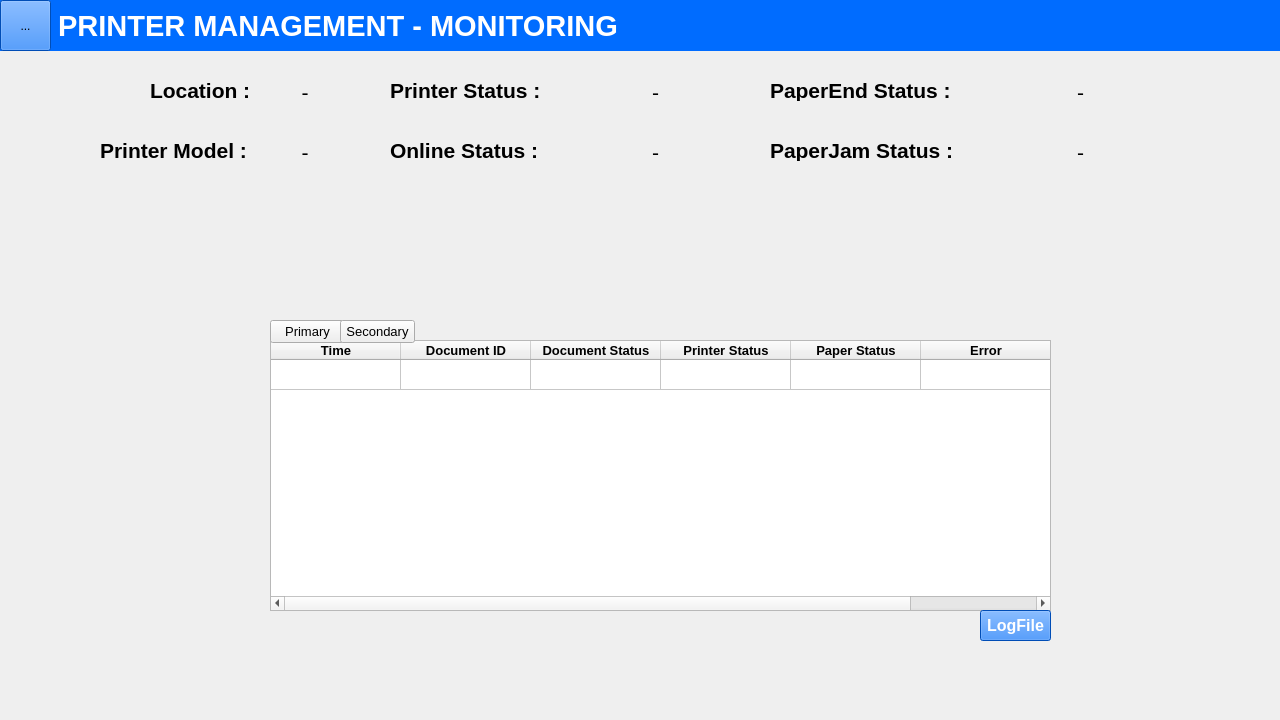
The window that Designer/monitoring.ui (ParintonPrarom-148/Printer_Management_Program_For_Automated_Gate_System) describes before a commit, drawn with Qt 5.
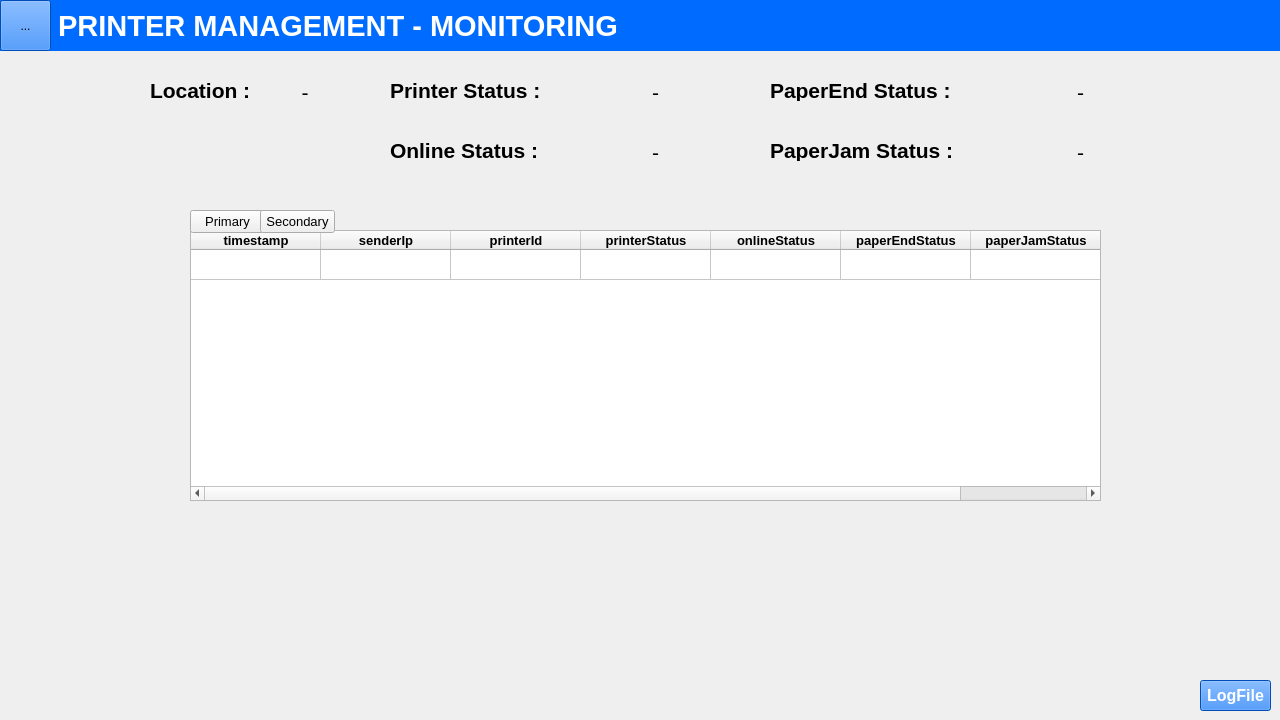
The same window after the commit. The open tabs and pages were chosen to show the change. Icons and pictures are not drawn.

```diff
--- a/Designer/monitoring.ui
+++ b/Designer/monitoring.ui
@@ -62,10 +62,10 @@
   <widget class="QStackedWidget" name="stackedWidget">
    <property name="geometry">
     <rect>
-     <x>270</x>
-     <y>340</y>
-     <width>791</width>
-     <height>321</height>
+     <x>0</x>
+     <y>230</y>
+     <width>1281</width>
+     <height>491</height>
     </rect>
    </property>
    <property name="font">
@@ -309,9 +309,9 @@
     <widget class="QTableWidget" name="tableLogSecondary">
      <property name="geometry">
       <rect>
-       <x>0</x>
+       <x>190</x>
        <y>0</y>
-       <width>781</width>
+       <width>911</width>
        <height>271</height>
       </rect>
      </property>
@@ -376,7 +376,7 @@
      </row>
      <column>
       <property name="text">
-       <string>Time</string>
+       <string>timestamp</string>
       </property>
       <property name="font">
        <font>
@@ -392,7 +392,7 @@
      </column>
      <column>
       <property name="text">
-       <string>Document ID</string>
+       <string>senderIp</string>
       </property>
       <property name="font">
        <font>
@@ -408,7 +408,7 @@
      </column>
      <column>
       <property name="text">
-       <string>Document Status</string>
+       <string>printerId</string>
       </property>
       <property name="font">
        <font>
@@ -424,7 +424,7 @@
      </column>
      <column>
       <property name="text">
-       <string>Printer Status</string>
+       <string>printerStatus</string>
       </property>
       <property name="font">
        <font>
@@ -440,7 +440,7 @@
      </column>
      <column>
       <property name="text">
-       <string>Paper Status</string>
+       <string>onlineStatus</string>
       </property>
       <property name="font">
        <font>
@@ -456,7 +456,23 @@
      </column>
      <column>
       <property name="text">
-       <string>Error</string>
+       <string>paperEndStatus</string>
+      </property>
+      <property name="font">
+       <font>
+        <family>Arial</family>
+        <pointsize>10</pointsize>
+        <weight>75</weight>
+        <bold>true</bold>
+       </font>
+      </property>
+      <property name="textAlignment">
+       <set>AlignCenter</set>
+      </property>
+     </column>
+     <column>
+      <property name="text">
+       <string>paperJamStatus</string>
       </property>
       <property name="font">
        <font>
@@ -522,8 +538,8 @@
     <widget class="QPushButton" name="btnLogFileSecondary">
      <property name="geometry">
       <rect>
-       <x>710</x>
-       <y>270</y>
+       <x>1200</x>
+       <y>450</y>
        <width>71</width>
        <height>31</height>
       </rect>
@@ -544,6 +560,30 @@
       <string>LogFile</string>
      </property>
     </widget>
+    <widget class="QLabel" name="lb_information">
+     <property name="geometry">
+      <rect>
+       <x>-150</x>
+       <y>380</y>
+       <width>1261</width>
+       <height>41</height>
+      </rect>
+     </property>
+     <property name="font">
+      <font>
+       <family>Arial</family>
+       <pointsize>20</pointsize>
+       <weight>75</weight>
+       <bold>true</bold>
+      </font>
+     </property>
+     <property name="text">
+      <string/>
+     </property>
+     <property name="alignment">
+      <set>Qt::AlignCenter</set>
+     </property>
+    </widget>
    </widget>
   </widget>
   <widget class="QLabel" name="lbLocation">
@@ -637,8 +677,8 @@
   <widget class="QPushButton" name="btnShowSecondaryTable">
    <property name="geometry">
     <rect>
-     <x>340</x>
-     <y>320</y>
+     <x>260</x>
+     <y>210</y>
      <width>75</width>
      <height>23</height>
     </rect>
@@ -679,8 +719,8 @@
   <widget class="QPushButton" name="btnShowPrimaryTable">
    <property name="geometry">
     <rect>
-     <x>270</x>
-     <y>320</y>
+     <x>190</x>
+     <y>210</y>
      <width>75</width>
      <height>23</height>
     </rect>
@@ -748,48 +788,6 @@
     <string> PRINTER MANAGEMENT - MONITORING</string>
    </property>
   </widget>
-  <widget class="QLabel" name="lbPrinterModel">
-   <property name="geometry">
-    <rect>
-     <x>100</x>
-     <y>140</y>
-     <width>151</width>
-     <height>21</height>
-    </rect>
-   </property>
-   <property name="font">
-    <font>
-     <family>Arial</family>
-     <pointsize>16</pointsize>
-     <weight>75</weight>
-     <bold>true</bold>
-    </font>
-   </property>
-   <property name="text">
-    <string>Printer Model :</string>
-   </property>
-  </widget>
-  <widget class="QLabel" name="PrinterModel">
-   <property name="geometry">
-    <rect>
-     <x>250</x>
-     <y>140</y>
-     <width>110</width>
-     <height>25</height>
-    </rect>
-   </property>
-   <property name="font">
-    <font>
-     <pointsize>16</pointsize>
-    </font>
-   </property>
-   <property name="text">
-    <string>-</string>
-   </property>
-   <property name="alignment">
-    <set>Qt::AlignCenter</set>
-   </property>
-  </widget>
   <widget class="QLabel" name="lbOnlineStatus">
    <property name="geometry">
     <rect>
```
Left out of the diff: 40 changed lines with no effect on the pictures.
